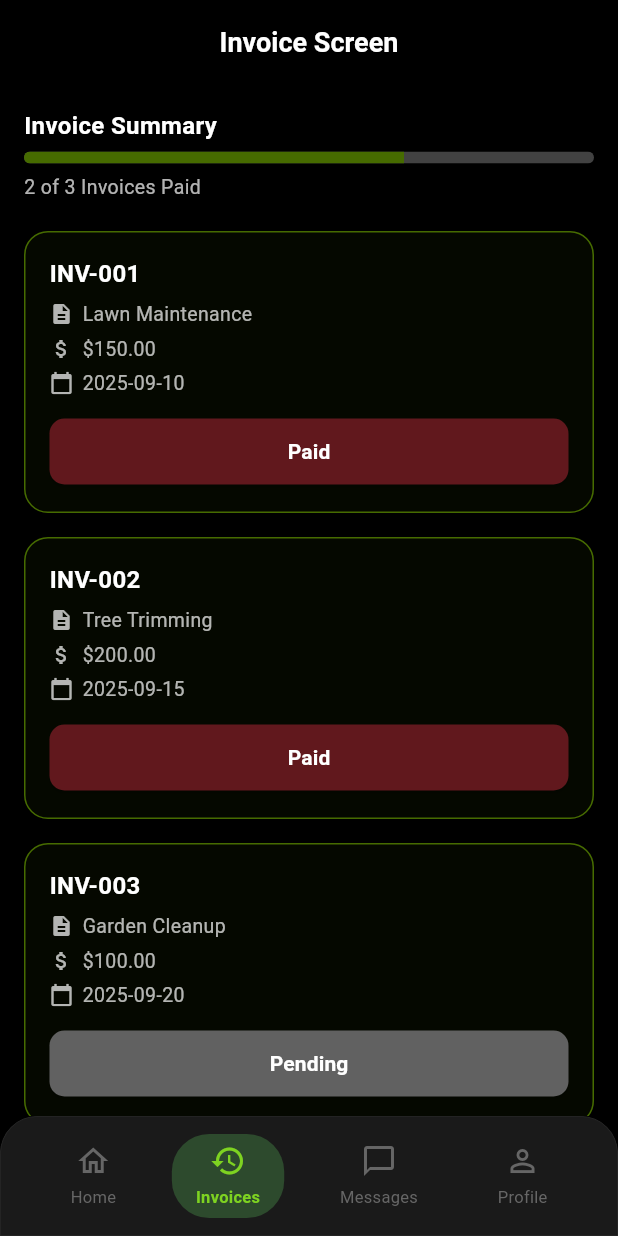
After one commit to abdulrehman104/Outdoors-Mobile-App, a Flutter app: the CustomerHomeScreen screen opened by its route, item 2 of the bottom bar chosen, on a phone screen of 412 x 824 dp. The commit adds this screen. Run offline on Flutter 3.47's test engine with Material 3 defaults, Android fonts, the phone set to English and light mode, and no system bars; our stand-ins replace dio, flutter_secure_storage, shared_preferences; accounts and stored records are empty; project files that could hold a hidden picture were left out.

Commit message:
customer screens

```diff
--- a/lib/config/routes.dart
+++ b/lib/config/routes.dart
@@ -7,12 +7,18 @@ import 'package:cuttingedge/features/home/view/home_screen.dart';
 import 'package:cuttingedge/features/history/view/history_screen.dart';
 import 'package:cuttingedge/features/profile/view/profile_screen.dart';
 import 'package:cuttingedge/features/profile/view/edit_profile_screen.dart';
+import 'package:cuttingedge/features/customer/auth/view/customer_login_screen.dart';
+import 'package:cuttingedge/features/customer/auth/view/customer_signup_screen.dart';
+import 'package:cuttingedge/features/customer/home/view/customer_home_screen.dart';
 
 class Routes {
   /// ✅ **Define Route Names**
   static const String initial = '/';
   static const String welcome = '/welcome';
   static const String login = '/subscription';
+  static const String customerLogin = '/customer_login';
+  static const String customerSignup = '/customer_signup';
+  static const String customerHome = '/customer_home'; // Added customer home route
   static const String signup = '/signup';
   static const String forgotPassword = '/forgot-password';
   static const String otpVerification = '/otp-verification';
@@ -32,6 +38,9 @@ class Routes {
       initial: (context) => SplashScreen(),
       welcome: (context) => OnboardingScreen(),
       login: (context) => LoginScreen(),
+      customerLogin: (context) => CustomerLoginScreen(),
+      customerSignup: (context) => CustomerSignupScreen(),
+      customerHome: (context) => CustomerHomeScreen(), // Added customer home route
       signup: (context) => SignUpScreen(),
       home: (context) => HomeScreen(),
       bookings: (context) => WorkHistoryScreen(),
@@ -51,6 +60,12 @@ class Routes {
         return MaterialPageRoute(builder: (_) => OnboardingScreen());
       case Routes.login:
         return MaterialPageRoute(builder: (_) => LoginScreen());
+      case Routes.customerLogin:
+        return MaterialPageRoute(builder: (_) => CustomerLoginScreen());
+      case Routes.customerSignup:
+        return MaterialPageRoute(builder: (_) => CustomerSignupScreen());
+      case Routes.customerHome: // Added customer home case
+        return MaterialPageRoute(builder: (_) => CustomerHomeScreen());
       case Routes.signup:
         return MaterialPageRoute(builder: (_) => SignUpScreen());
       case Routes.home:
--- a/lib/features/customer/home/view/customer_home_screen.dart
+++ b/lib/features/customer/home/view/customer_home_screen.dart
@@ -1,18 +1,18 @@
 import 'package:flutter/material.dart';
-import 'package:cuttingedge/features/home/widgets/home_top_section.dart';
-import 'package:cuttingedge/features/home/widgets/custom_bottom_nav_bar.dart';
-import 'package:cuttingedge/features/history/view/history_screen.dart';
+import 'package:cuttingedge/features/customer/home/widgets/customer_home_top_section.dart';
+import 'package:cuttingedge/features/customer/home/widgets/customer_custom_bottom_nav_bar.dart';
+import 'package:cuttingedge/features/customer/invoices/view/invoices_screen.dart';
 import 'package:cuttingedge/features/profile/view/profile_screen.dart';
 import 'package:cuttingedge/features/chat/view/chat_screen.dart';
 
-class HomeScreen extends StatefulWidget {
-  const HomeScreen({super.key});
+class CustomerHomeScreen extends StatefulWidget {
+  const CustomerHomeScreen({super.key});
 
   @override
   _HomeScreenState createState() => _HomeScreenState();
 }
 
-class _HomeScreenState extends State<HomeScreen> {
+class _HomeScreenState extends State<CustomerHomeScreen> {
   int _currentIndex = 0;
 
   void _onNavTap(int index) {
@@ -28,12 +28,12 @@ class _HomeScreenState extends State<HomeScreen> {
         child: Column(
           crossAxisAlignment: CrossAxisAlignment.start,
           children: [
-            const HomeTopSection(),
+            const CustomerHomeTopSection(), // Updated to customer-specific widget
             SizedBox(height: MediaQuery.of(context).size.height * 0.02),
           ],
         ),
       ),
-      const WorkHistoryScreen(),
+      const InvoicesScreen(),
       const ChatScreen(),
       const ProfileScreen(),
     ];
@@ -46,7 +46,7 @@ class _HomeScreenState extends State<HomeScreen> {
         elevation: 0,
         centerTitle: true,
         title: const Text(
-          "Work History",
+          "Invoice Screen",
           style: TextStyle(
             color: Colors.white,
             fontWeight: FontWeight.bold,
@@ -58,7 +58,7 @@ class _HomeScreenState extends State<HomeScreen> {
       body: SafeArea(
         child: screens[_currentIndex],
       ),
-      bottomNavigationBar: CustomBottomNavBar(
+      bottomNavigationBar: CustomerCustomBottomNavBar( // Updated to customer-specific widget
         currentIndex: _currentIndex,
         onTap: _onNavTap,
       ),
--- a/lib/features/customer/home/widgets/customer_custom_bottom_nav_bar.dart
+++ b/lib/features/customer/home/widgets/customer_custom_bottom_nav_bar.dart
@@ -1,10 +1,10 @@
 import 'package:flutter/material.dart';
 
-class CustomBottomNavBar extends StatelessWidget {
+class CustomerCustomBottomNavBar extends StatelessWidget {
   final int currentIndex;
   final Function(int) onTap;
 
-  const CustomBottomNavBar({
+  const CustomerCustomBottomNavBar({
     super.key,
     required this.currentIndex,
     required this.onTap,
@@ -29,8 +29,8 @@ class CustomBottomNavBar extends StatelessWidget {
         mainAxisAlignment: MainAxisAlignment.spaceAround,
         children: [
           _buildNavItem(Icons.home_outlined, Icons.home, "Home", 0),
-          _buildNavItem(Icons.history_outlined, Icons.history, "History", 1),
-          _buildNavItem(Icons.chat_bubble_outline, Icons.chat_bubble, "Chats", 2),
+          _buildNavItem(Icons.history_outlined, Icons.history, "Invoices", 1), // Changed History to Invoices
+          _buildNavItem(Icons.chat_bubble_outline, Icons.chat_bubble, "Messages", 2), // Changed Chats to Messages
           _buildNavItem(Icons.person_outline, Icons.person, "Profile", 3),
         ],
       ),
--- a/lib/features/customer/home/widgets/customer_home_top_section.dart
+++ b/lib/features/customer/home/widgets/customer_home_top_section.dart
@@ -2,8 +2,8 @@ import 'package:flutter/material.dart';
 
 import 'package:cuttingedge/features/home/view/notification_screen.dart';
 
-class HomeTopSection extends StatelessWidget {
-  const HomeTopSection({super.key});
+class CustomerHomeTopSection extends StatelessWidget {
+  const CustomerHomeTopSection({super.key});
 
   @override
   Widget build(BuildContext context) {
--- /dev/null
+++ b/lib/features/customer/invoices/view/invoices_screen.dart
@@ -0,0 +1,154 @@
+import 'package:flutter/material.dart';
+
+class InvoicesScreen extends StatelessWidget {
+  const InvoicesScreen({super.key});
+
+  @override
+  Widget build(BuildContext context) {
+    return SingleChildScrollView(
+      padding: const EdgeInsets.all(16.0),
+      child: Column(
+        crossAxisAlignment: CrossAxisAlignment.start,
+        children: [
+          // Invoice Summary Section
+          Text(
+            "Invoice Summary",
+            style: TextStyle(color: Colors.white, fontSize: 16, fontWeight: FontWeight.w600),
+          ),
+          SizedBox(height: 6),
+          ClipRRect(
+            borderRadius: BorderRadius.circular(8),
+            child: LinearProgressIndicator(
+              value: 2 / 3,
+              minHeight: 8,
+              backgroundColor: Colors.grey[800],
+              valueColor: AlwaysStoppedAnimation<Color>(Color(0xFF466B00)),
+            ),
+          ),
+          SizedBox(height: 6),
+          Text(
+            "2 of 3 Invoices Paid",
+            style: TextStyle(color: Colors.white70, fontSize: 13),
+          ),
+          SizedBox(height: 20),
+          // Invoice Cards Section
+          Column(
+            crossAxisAlignment: CrossAxisAlignment.start,
+            children: const [
+              InvoiceCard(
+                invoiceNumber: "INV-001",
+                service: "Lawn Maintenance",
+                amount: "\$150.00",
+                dueDate: "2025-09-10",
+                status: "Paid",
+              ),
+              InvoiceCard(
+                invoiceNumber: "INV-002",
+                service: "Tree Trimming",
+                amount: "\$200.00",
+                dueDate: "2025-09-15",
+                status: "Paid",
+              ),
+              InvoiceCard(
+                invoiceNumber: "INV-003",
+                service: "Garden Cleanup",
+                amount: "\$100.00",
+                dueDate: "2025-09-20",
+                status: "Pending",
+              ),
+            ],
+          ),
+        ],
+      ),
+    );
+  }
+}
+
+class InvoiceCard extends StatelessWidget {
+  final String invoiceNumber;
+  final String service;
+  final String amount;
+  final String dueDate;
+  final String status;
+
+  const InvoiceCard({
+    super.key,
+    required this.invoiceNumber,
+    required this.service,
+    required this.amount,
+    required this.dueDate,
+    required this.status,
+  });
+
+  @override
+  Widget build(BuildContext context) {
+    bool isPaid = status == "Paid";
+
+    return Container(
+      margin: const EdgeInsets.only(bottom: 16),
+      padding: const EdgeInsets.all(16),
+      decoration: BoxDecoration(
+        color: const Color(0x14466B00), // Transparent card
+        borderRadius: BorderRadius.circular(16),
+        border: Border.all(color: const Color(0xFF466B00), width: 1),
+      ),
+      child: Column(
+        crossAxisAlignment: CrossAxisAlignment.start,
+        children: [
+          Text(
+            invoiceNumber,
+            style: const TextStyle(color: Colors.white, fontSize: 16, fontWeight: FontWeight.bold),
+          ),
+          const SizedBox(height: 6),
+          Row(
+            children: [
+              const Icon(Icons.description, size: 16, color: Colors.white70),
+              const SizedBox(width: 6),
+              Expanded(
+                child: Text(
+                  service,
+                  style: const TextStyle(color: Colors.white70, fontSize: 13),
+                  overflow: TextOverflow.ellipsis,
+                ),
+              ),
+            ],
+          ),
+          const SizedBox(height: 4),
+          Row(
+            children: [
+              const Icon(Icons.attach_money, size: 16, color: Colors.white70),
+              const SizedBox(width: 6),
+              Text(amount, style: const TextStyle(color: Colors.white70, fontSize: 13)),
+            ],
+          ),
+          const SizedBox(height: 4),
+          Row(
+            children: [
+              const Icon(Icons.calendar_today, size: 16, color: Colors.white70),
+              const SizedBox(width: 6),
+              Text(dueDate, style: const TextStyle(color: Colors.white70, fontSize: 13)),
+            ],
+          ),
+          const SizedBox(height: 12),
+          SizedBox(
+            width: double.infinity,
+            child: ElevatedButton(
+              style: ElevatedButton.styleFrom(
+                backgroundColor: isPaid ? const Color(0xFF61181D) : Colors.grey[700],
+                padding: const EdgeInsets.symmetric(vertical: 12),
+                shape: RoundedRectangleBorder(
+                  borderRadius: BorderRadius.circular(10),
+                ),
+              ),
+              onPressed: () {},
+              child: Text(
+                status,
+                style: const TextStyle(color: Colors.white, fontWeight: FontWeight.w600),
+              ),
+            ),
+          ),
+        ],
+      ),
+    );
+  }
+}
```
Also changed, not shown: lib/features/auth/view/onboarding_screen.dart (+6 -10 lines), lib/features/customer/auth/view/customer_login_screen.dart (+7 -7 lines), lib/features/customer/auth/view/customer_signup_screen.dart (+26 -10 lines).
